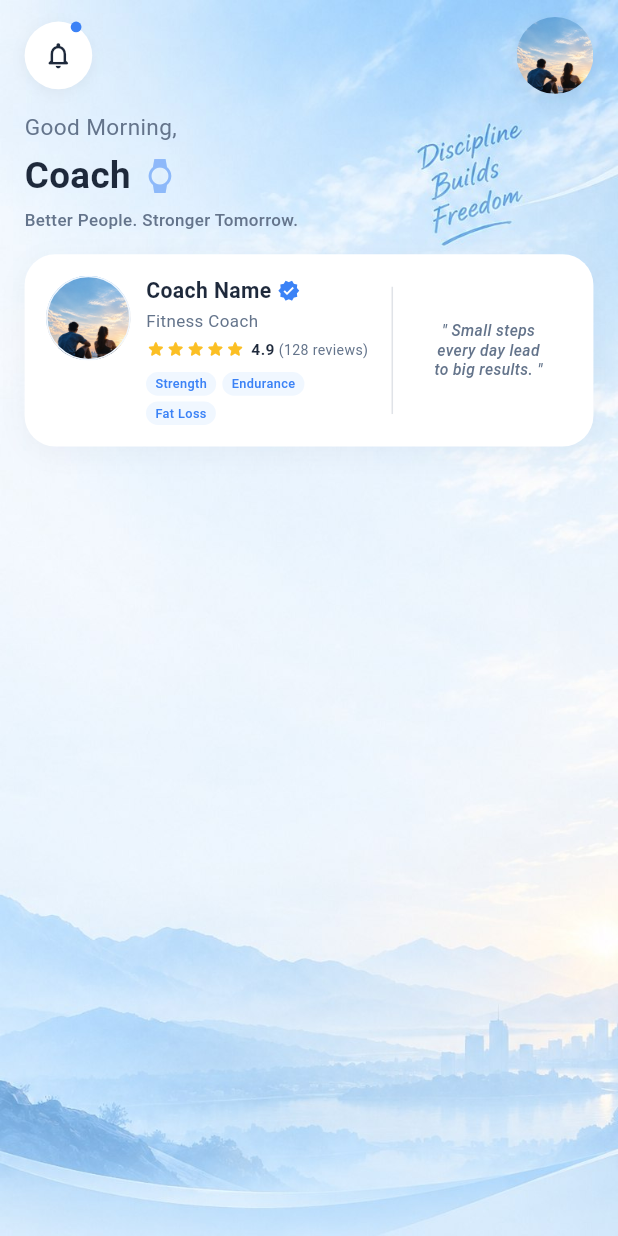
After one commit to AlmaNajjar/coach_app, a Flutter app: the HomeScreen screen opened directly, on a phone screen of 412 x 824 dp. The commit adds this screen. Run offline on Flutter 3.47's test engine with Material 3 defaults, Android fonts, the phone set to English and light mode, and no system bars; our stand-ins replace dio, firebase_core, firebase_messaging, flutter_bloc, flutter_local_notifications, freezed_annotation and 2 more; accounts and stored records are empty.

Commit message:
information coach

```diff
--- a/lib/features/auth/presentation/screens/log_in_screen.dart
+++ b/lib/features/auth/presentation/screens/log_in_screen.dart
@@ -2,7 +2,7 @@ import 'package:coach_app/core/di/dependency_injection.dart';
 import 'package:coach_app/features/auth/presentation/cubit/auth_cubit.dart';
 import 'package:coach_app/features/auth/presentation/cubit/auth_state.dart';
 import 'package:coach_app/features/auth/presentation/widgets/custom_text_field.dart';
-import 'package:coach_app/features/dashboard/presentation/screens/coach_home_screen.dart';
+import 'package:coach_app/features/home/presentation/screen/home_screen.dart';
 import 'package:flutter/material.dart';
 import 'package:flutter_bloc/flutter_bloc.dart';
 
@@ -91,9 +91,7 @@ class _LogInViewState extends State<_LogInView> {
             listener: (context, state) {
               if (state.status == AuthStatus.success) {
                 Navigator.of(context).pushAndRemoveUntil(
-                  MaterialPageRoute<void>(
-                    builder: (_) => const CoachHomeScreen(),
-                  ),
+                  MaterialPageRoute<void>(builder: (_) => HomeScreen()),
                   (_) => false,
                 );
               }
--- a/lib/features/dashboard/presentation/screens/coach_home_screen.dart
+++ /dev/null
@@ -1,69 +0,0 @@
-import 'package:coach_app/core/helper/local_storage.dart';
-import 'package:coach_app/core/networking/dio_factory.dart';
-import 'package:coach_app/features/auth/presentation/screens/log_in_screen.dart';
-import 'package:flutter/material.dart';
-
-class CoachHomeScreen extends StatelessWidget {
-  const CoachHomeScreen({super.key});
-
-  Future<void> _logOut(BuildContext context) async {
-    await LocalStorage.clearData('token');
-    await LocalStorage.clearData('token_type');
-    await LocalStorage.clearData('user_data');
-    DioFactory.clearTokenFromHeader();
-    if (!context.mounted) return;
-    Navigator.of(context).pushAndRemoveUntil(
-      MaterialPageRoute<void>(builder: (_) => const LogInScreen()),
-      (_) => false,
-    );
-  }
-
-  @override
-  Widget build(BuildContext context) {
-    return Scaffold(
-      backgroundColor: const Color(0xFFF0F7FF),
-      appBar: AppBar(
-        title: const Text('Coach'),
-        backgroundColor: const Color(0xFFF0F7FF),
-        actions: [
-          IconButton(
-            tooltip: 'Log out',
-            onPressed: () => _logOut(context),
-            icon: const Icon(Icons.logout_rounded),
-          ),
-        ],
-      ),
-      body: const Center(
-        child: Padding(
-          padding: EdgeInsets.all(24),
-          child: Column(
-            mainAxisSize: MainAxisSize.min,
-            children: [
-              Icon(
-                Icons.fitness_center_rounded,
-                size: 56,
-                color: Color(0xFF388FC7),
-              ),
-              SizedBox(height: 16),
-              Text(
-                'Welcome back, Coach',
-                textAlign: TextAlign.center,
-                style: TextStyle(
-                  color: Color(0xFF173B59),
-                  fontSize: 24,
-                  fontWeight: FontWeight.w600,
-                ),
-              ),
-              SizedBox(height: 8),
-              Text(
-                'Your coaching dashboard will appear here.',
-                textAlign: TextAlign.center,
-                style: TextStyle(color: Color(0xFF658196), fontSize: 15),
-              ),
-            ],
-          ),
-        ),
-      ),
-    );
-  }
-}
--- /dev/null
+++ b/lib/features/home/presentation/screen/home_screen.dart
@@ -0,0 +1,42 @@
+import 'package:coach_app/core/helper/constant.dart';
+import 'package:coach_app/core/helper/responsive.dart';
+import 'package:coach_app/features/home/presentation/widgets/coach_home_header.dart';
+import 'package:coach_app/features/home/presentation/widgets/coach_profile_card.dart';
+import 'package:flutter/material.dart';
+
+class HomeScreen extends StatelessWidget {
+  const HomeScreen({super.key});
+
+  @override
+  Widget build(BuildContext context) {
+    Responsive.init(context);
+    return Scaffold(
+      body: Stack(
+        fit: StackFit.expand,
+        children: [
+          Positioned.fill(
+            child: Image.asset(
+              "assets/image/splash_ground.jpg",
+              fit: BoxFit.cover,
+            ),
+          ),
+
+          SafeArea(
+            child: SingleChildScrollView(
+              padding: EdgeInsets.symmetric(horizontal: 16.w, vertical: 12.h),
+              child: Column(
+                crossAxisAlignment: CrossAxisAlignment.start,
+                children: [
+                  CoachHomeHeader(),
+                  SizedBox(height: 16.h),
+                  CoachProfileCard(),
+                  SizedBox(height: 16),
+                ],
+              ),
+            ),
+          ),
+        ],
+      ),
+    );
+  }
+}
--- /dev/null
+++ b/lib/features/home/presentation/widgets/coach_home_header.dart
@@ -0,0 +1,110 @@
+import 'package:coach_app/core/helper/constant.dart';
+import 'package:coach_app/core/helper/responsive.dart';
+import 'package:flutter/material.dart';
+
+class CoachHomeHeader extends StatelessWidget {
+  const CoachHomeHeader({super.key});
+
+  @override
+  Widget build(BuildContext context) {
+    return Column(
+      crossAxisAlignment: CrossAxisAlignment.start,
+      children: [
+        Row(
+          mainAxisAlignment: MainAxisAlignment.spaceBetween,
+          children: [
+            _buildNotificationButton(),
+
+            Container(
+              width: 50.w,
+              height: 50.w,
+              decoration: BoxDecoration(
+                shape: BoxShape.circle,
+                //  border: Border.all(color: white, width: 1.w),
+                boxShadow: [
+                  BoxShadow(
+                    color: black.withOpacity(0.08),
+                    blurRadius: 10,
+                    offset: const Offset(0, 4),
+                  ),
+                ],
+                image: const DecorationImage(
+                  image: AssetImage("assets/image/splash.jpg"),
+                  fit: BoxFit.cover,
+                ),
+              ),
+            ),
+          ],
+        ),
+        SizedBox(height: 12.h),
+
+        Text(
+          'Good Morning,',
+          style: TextStyle(
+            fontSize: 16.s,
+            fontWeight: FontWeight.w400,
+            color: grey,
+          ),
+        ),
+        SizedBox(height: 4.h),
+        Row(
+          children: [
+            Text(
+              'Coach',
+              style: TextStyle(
+                fontSize: 26.s,
+                fontWeight: FontWeight.bold,
+                color: textColor,
+              ),
+            ),
+            SizedBox(width: 8.w),
+
+            Icon(Icons.watch, size: 24.s, color: primary.withOpacity(0.5)),
+          ],
+        ),
+        SizedBox(height: 4.h),
+        Text(
+          'Better People. Stronger Tomorrow.',
+          style: TextStyle(
+            fontSize: 12.s,
+            color: grey,
+            fontWeight: FontWeight.w500,
+          ),
+        ),
+      ],
+    );
+  }
+}
+
+Widget _buildNotificationButton() {
+  return Container(
+    width: 44.w,
+    height: 44.w,
+    decoration: BoxDecoration(
+      color: white,
+      shape: BoxShape.circle,
+      boxShadow: [
+        BoxShadow(
+          color: Colors.black.withOpacity(0.05),
+          blurRadius: 8,
+          offset: const Offset(0, 2),
+        ),
+      ],
+    ),
+    child: Stack(
+      alignment: Alignment.center,
+      children: [
+        Icon(Icons.notifications_none_rounded, size: 22.s, color: textColor),
+        Positioned(
+          top: 0.h,
+          left: 30.w,
+          child: Container(
+            width: 7.w,
+            height: 7.w,
+            decoration: BoxDecoration(color: primary, shape: BoxShape.circle),
+          ),
+        ),
+      ],
+    ),
+  );
+}
--- /dev/null
+++ b/lib/features/home/presentation/widgets/coach_profile_card.dart
@@ -0,0 +1,162 @@
+import 'package:coach_app/core/helper/constant.dart';
+import 'package:coach_app/core/helper/responsive.dart';
+import 'package:flutter/material.dart';
+
+class CoachProfileCard extends StatelessWidget {
+  const CoachProfileCard({super.key});
+
+  @override
+  Widget build(BuildContext context) {
+    return Container(
+      width: double.infinity,
+      padding: EdgeInsets.all(14.w),
+      decoration: BoxDecoration(
+        color: white,
+        borderRadius: BorderRadius.circular(20.r),
+        boxShadow: [
+          BoxShadow(
+            color: black.withOpacity(0.04),
+            blurRadius: 15,
+            offset: const Offset(0, 4),
+          ),
+        ],
+      ),
+      child: Row(
+        crossAxisAlignment: CrossAxisAlignment.center,
+        children: [
+          Expanded(
+            flex: 6,
+            child: Row(
+              crossAxisAlignment: CrossAxisAlignment.start,
+              children: [
+                Container(
+                  width: 55.w,
+                  height: 55.w,
+                  decoration: BoxDecoration(
+                    shape: BoxShape.circle,
+                    border: Border.all(color: backgroundColor, width: 1.w),
+                    image: const DecorationImage(
+                      image: AssetImage("assets/image/splash.jpg"),
+                      fit: BoxFit.cover,
+                    ),
+                  ),
+                ),
+                SizedBox(width: 10.w),
+                Expanded(
+                  child: Column(
+                    crossAxisAlignment: CrossAxisAlignment.start,
+                    children: [
+                      Row(
+                        children: [
+                          Flexible(
+                            child: Text(
+                              'Coach Name',
+                              style: TextStyle(
+                                fontSize: 15.s,
+                                fontWeight: FontWeight.bold,
+                                color: textColor,
+                              ),
+                              overflow: TextOverflow.ellipsis,
+                            ),
+                          ),
+                          SizedBox(width: 4.w),
+                          Icon(Icons.verified, size: 16.s, color: primary),
+                        ],
+                      ),
+                      SizedBox(height: 2.h),
+                      Text(
+                        'Fitness Coach',
+                        style: TextStyle(
+                          fontSize: 12.s,
+                          color: grey,
+                          fontWeight: FontWeight.w400,
+                        ),
+                      ),
+                      SizedBox(height: 4.h),
+                      Row(
+                        children: [
+                          ...List.generate(
+                            5,
+                            (index) => Icon(
+                              Icons.star_rounded,
+                              size: 14.s,
+                              color: const Color(0xFFFBBF24),
+                            ),
+                          ),
+                          SizedBox(width: 4.w),
+                          Text(
+                            '4.9',
+                            style: TextStyle(
+                              fontSize: 11.s,
+                              fontWeight: FontWeight.bold,
+                              color: textColor,
+                            ),
+                          ),
+                          Text(
+                            ' (128 reviews)',
+                            style: TextStyle(fontSize: 10.s, color: grey),
+                          ),
+                        ],
+                      ),
+                      SizedBox(height: 8.h),
+
+                      Wrap(
+                        spacing: 4.w,
+                        runSpacing: 4.h,
+                        children: [
+                          _buildTag('Strength'),
+                          _buildTag('Endurance'),
+                          _buildTag('Fat Loss'),
+                        ],
+                      ),
+                    ],
+                  ),
+                ),
+              ],
+            ),
+          ),
+
+          Container(
+            height: 90.h,
+            width: 1.w,
+            color: grey.withOpacity(0.2),
+            margin: EdgeInsets.symmetric(horizontal: 8.w),
+          ),
+
+          Expanded(
+            flex: 3,
+            child: Text(
+              '" Small steps\nevery day lead\nto big results. "',
+              textAlign: TextAlign.center,
+              style: TextStyle(
+                fontSize: 11.s,
+                fontStyle: FontStyle.italic,
+                fontWeight: FontWeight.w500,
+                color: grey,
+                height: 1.3,
+              ),
+            ),
+          ),
+        ],
+      ),
+    );
+  }
+
+  Widget _buildTag(String title) {
+    return Container(
+      padding: EdgeInsets.symmetric(horizontal: 6.w, vertical: 2.h),
+      decoration: BoxDecoration(
+        color: backgroundColor,
+        borderRadius: BorderRadius.circular(10.r),
+      ),
+      child: Text(
+        title,
+        style: TextStyle(
+          fontSize: 9.s,
+          fontWeight: FontWeight.w500,
+          color: primary,
+        ),
+      ),
+    );
+  }
+}
--- a/lib/features/splash/presentation/screens/splash_screen.dart
+++ b/lib/features/splash/presentation/screens/splash_screen.dart
@@ -2,7 +2,7 @@ import 'package:coach_app/core/helper/constant.dart';
 import 'package:coach_app/core/helper/local_storage.dart';
 import 'package:coach_app/core/helper/responsive.dart';
 import 'package:coach_app/features/auth/presentation/screens/log_in_screen.dart';
-import 'package:coach_app/features/dashboard/presentation/screens/coach_home_screen.dart';
+import 'package:coach_app/features/home/presentation/screen/home_screen.dart';
 import 'package:flutter/material.dart';
 
 class SplashScreen extends StatefulWidget {
@@ -27,7 +27,7 @@ class _SplashScreenState extends State<SplashScreen> {
       MaterialPageRoute<void>(
         builder: (_) => token == null || token.isEmpty
             ? const LogInScreen()
-            : const CoachHomeScreen(),
+            : const HomeScreen(),
       ),
     );
   }
```
Also changed, not shown: assets/image/splash_ground.jpg (added).
